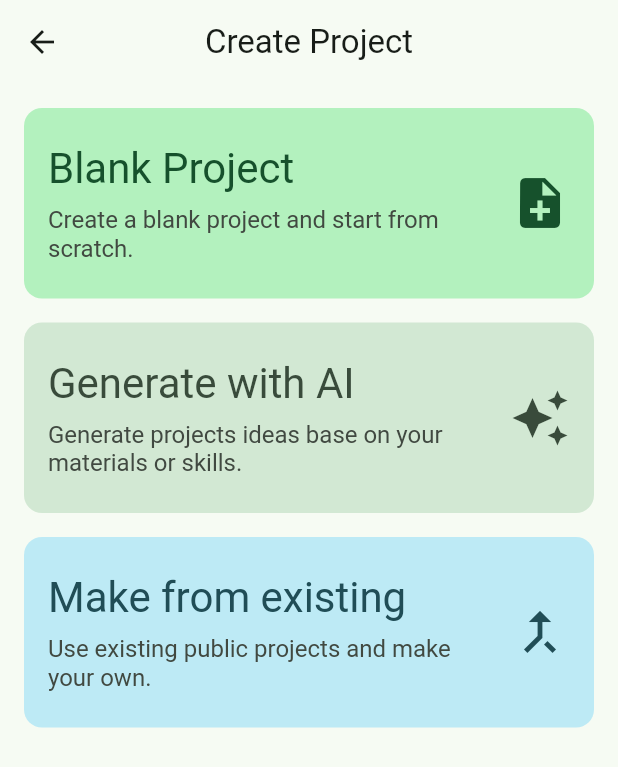
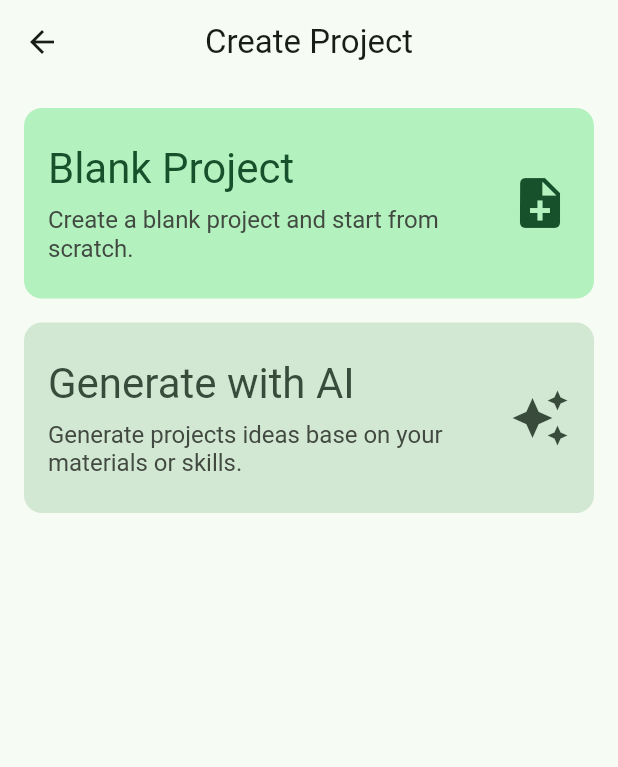
Before and after one commit to dawnj26/craftmate_client, a Flutter app: the CreateProjectPage screen opened directly, on a phone screen of 412 x 824 dp. Shown: the top 767 px of the screen. Run offline on Flutter 3.47's test engine with Material 3 defaults, Android fonts, the phone set to English and light mode, and no system bars; our stand-ins replace bloc, bloc_concurrency, connectivity_plus, dio, dropdown_search, email_validator and 17 more; missing offline and left inert: flutter_quill, flutter_quill_extensions, flutter_web_auth_2; accounts and stored records are empty.

Commit message:
remove make from existin to use the use template button

```diff
--- a/lib/project_management/view/create_project_page.dart
+++ b/lib/project_management/view/create_project_page.dart
@@ -46,16 +46,16 @@ class CreateProjectPage extends StatelessWidget {
                 navigator.push(GenerateProjectPage.route());
               },
             ),
-            const Gap(8.0),
-            _CardOption(
-              position: 3,
-              title: 'Make from existing',
-              subtitle: 'Use existing public projects and make your own.',
-              icon: Icons.merge_type,
-              callback: () {
-                navigator.push(ExistingProjectPage.route());
-              },
-            ),
+            // const Gap(8.0),
+            // _CardOption(
+            //   position: 3,
+            //   title: 'Make from existing',
+            //   subtitle: 'Use existing public projects and make your own.',
+            //   icon: Icons.merge_type,
+            //   callback: () {
+            //     navigator.push(ExistingProjectPage.route());
+            //   },
+            // ),
           ],
         ),
       ),
```
